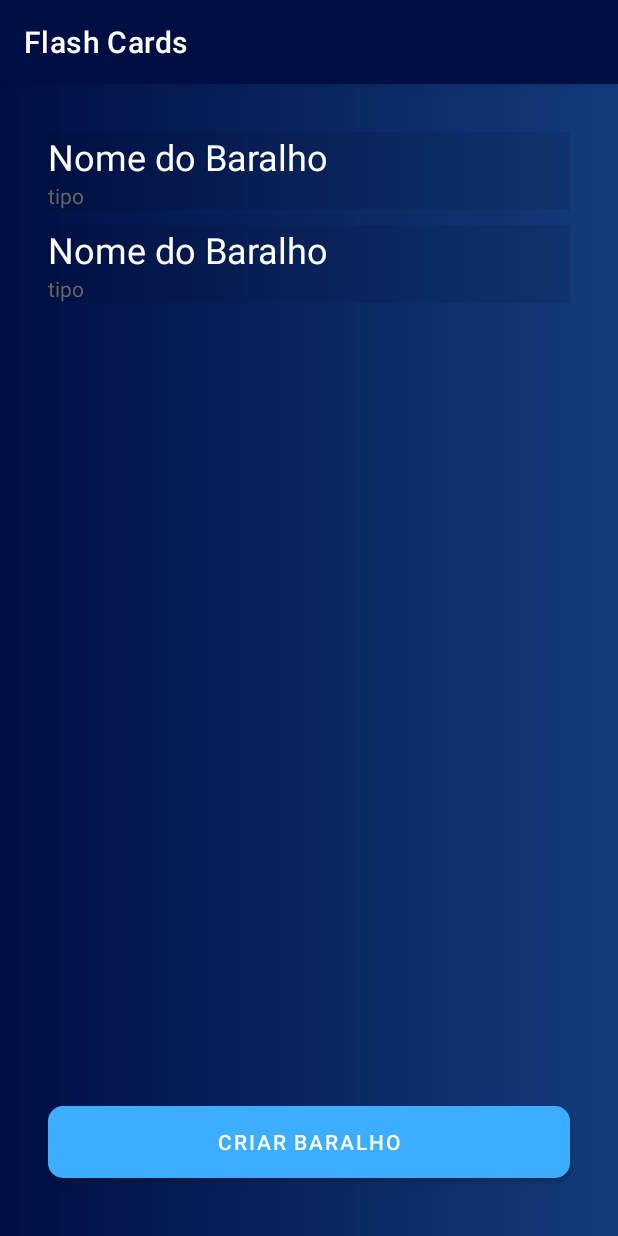
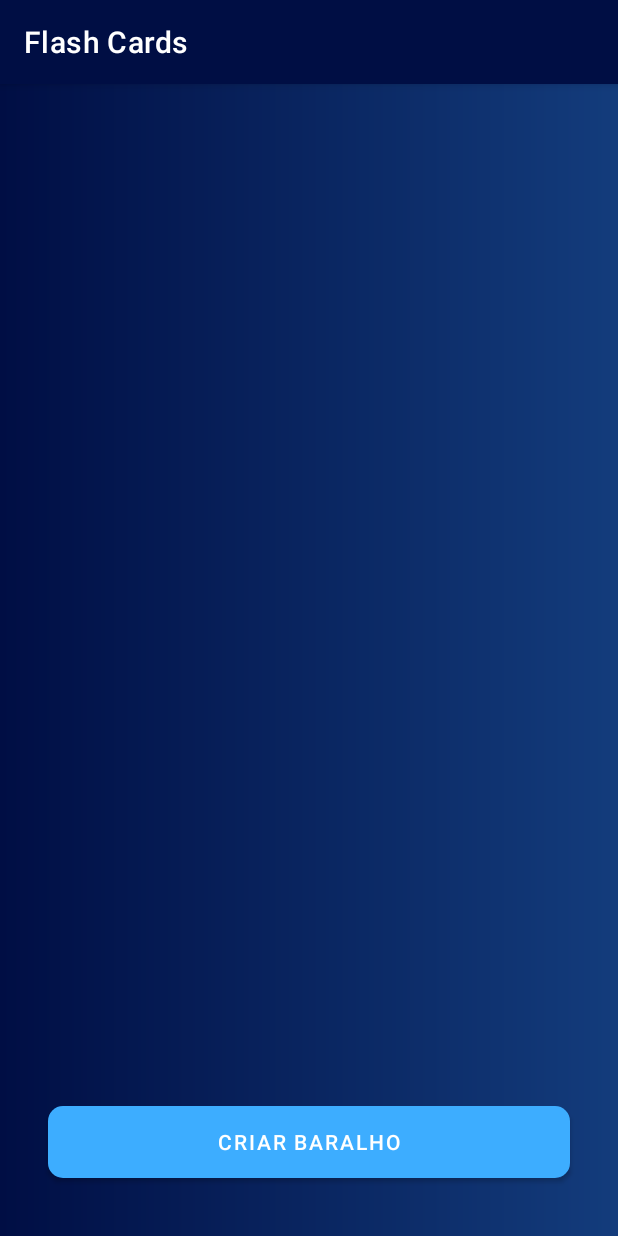
Before and after one commit to marceloeugeniobruno/Flash-Cards-TCC, an Android app: the screen it shows after launch once a user with an empty profile is signed in (MainActivity), on a phone screen of 412 x 824 dp. Run offline under Robolectric (Android 15) with nearby library versions, the phone set to English and light mode, and no system bars; our stand-ins replace Firebase (no records; nobody signed in at launch, a user with empty details on screens opened directly).

Commit message:
listar baralho na tela principal

```diff
--- a/app/src/main/java/com/example/flashcards/activity/MainActivity.java
+++ b/app/src/main/java/com/example/flashcards/activity/MainActivity.java
@@ -16,20 +16,25 @@ import com.example.flashcards.R;
 import com.example.flashcards.adapter.AdapterPrincipal;
 import com.example.flashcards.config.ConfiguracaoFirebase;
 import com.example.flashcards.helper.Base64Custon;
+import com.example.flashcards.model.Baralho;
 import com.google.firebase.auth.FirebaseAuth;
 import com.google.firebase.database.DataSnapshot;
 import com.google.firebase.database.DatabaseError;
 import com.google.firebase.database.DatabaseReference;
 import com.google.firebase.database.ValueEventListener;
 
+import java.util.ArrayList;
+import java.util.List;
+
 public class MainActivity extends AppCompatActivity {
 
     protected final static String ARQUIVO_PREFERENCIAS = "arquivoPreferencia";
-    private RecyclerView recyclerView;
     private String email;
     private DatabaseReference database = ConfiguracaoFirebase.getDatabase();
     private DatabaseReference usuario;
     private ValueEventListener valueEventListenerUsuario;
+    private List<Baralho> listaDeBaralhos = new ArrayList<>();
+    private AdapterPrincipal adapterPrincipal;
 
 
     @Override
@@ -42,15 +47,21 @@ public class MainActivity extends AppCompatActivity {
     protected void onStart() {
         super.onStart();
         verificarUsuarioLogado();
-        recyclerView = findViewById(R.id.pri_rc);
+        RecyclerView recyclerView = findViewById(R.id.pri_rc);
+
         //criação da lista
         usuario = database.child(email);
         valueEventListenerUsuario = usuario.addValueEventListener(new ValueEventListener() {
             @Override
             public void onDataChange(@NonNull DataSnapshot snapshot) {
                 //TODO: tratar os dados para fazer a lista
+                listaDeBaralhos.clear();
+                for(DataSnapshot dados: snapshot.getChildren()){
 
-
+                    Baralho baralho = dados.getValue(Baralho.class);
+                    listaDeBaralhos.add(baralho);
+                }
+                adapterPrincipal.notifyDataSetChanged();
             }
 
             @Override
@@ -61,12 +72,12 @@ public class MainActivity extends AppCompatActivity {
 
         //configuração do adapter
         //TODO: alterar o adapter para receber uma lista
-        AdapterPrincipal adapter = new AdapterPrincipal();
+        adapterPrincipal = new AdapterPrincipal(listaDeBaralhos, this);
         //configuração da Recyclerview
         RecyclerView.LayoutManager layoutManager = new LinearLayoutManager(getApplicationContext());
         recyclerView.setLayoutManager(layoutManager);
         recyclerView.setHasFixedSize(true);
-        recyclerView.setAdapter(adapter);
+        recyclerView.setAdapter(adapterPrincipal);
     }
 
     public void verificarUsuarioLogado(){
--- a/app/src/main/java/com/example/flashcards/adapter/AdapterPrincipal.java
+++ b/app/src/main/java/com/example/flashcards/adapter/AdapterPrincipal.java
@@ -1,5 +1,7 @@
 package com.example.flashcards.adapter;
 
+import android.content.Context;
+import android.util.Log;
 import android.view.LayoutInflater;
 import android.view.View;
 import android.view.ViewGroup;
@@ -9,8 +11,18 @@ import androidx.annotation.NonNull;
 import androidx.recyclerview.widget.RecyclerView;
 
 import com.example.flashcards.R;
+import com.example.flashcards.model.Baralho;
+
+import java.util.List;
 
 public class AdapterPrincipal extends RecyclerView.Adapter<AdapterPrincipal.PrincipalViewHolder> {
+    Context context;
+    List<Baralho> baralhoList;
+
+    public AdapterPrincipal(List<Baralho> baralhoList, Context context) {
+        this.context = context;
+        this.baralhoList = baralhoList;
+    }
 
     @NonNull
     @Override
@@ -23,14 +35,15 @@ public class AdapterPrincipal extends RecyclerView.Adapter<AdapterPrincipal.Prin
 
     @Override
     public void onBindViewHolder(@NonNull PrincipalViewHolder holder, int position) {
-        holder.nomeBaralho.setText("Nome do Baralho");
-        holder.tipo.setText("tipo");
-
+        Baralho baralho = baralhoList.get(position);
+        holder.nomeBaralho.setText(baralho.getNome());
+        holder.tipo.setText(baralho.getTipo());
     }
 
     @Override
     public int getItemCount() {
-        return 2;
+
+        return baralhoList.size();
     }
 
     public class PrincipalViewHolder extends RecyclerView.ViewHolder{
```
